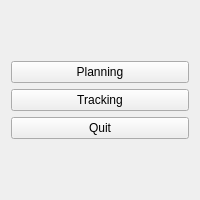
Old version of the form pomodorowidget.ui in the repository Ajiperuyellow/pomodoro.
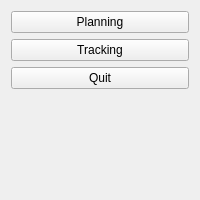
New version of the form.

Patch:
```diff
--- a/pomodorowidget.ui
+++ b/pomodorowidget.ui
@@ -37,6 +37,13 @@
        </property>
       </widget>
      </item>
+     <item>
+      <widget class="QLabel" name="image_label">
+       <property name="text">
+        <string/>
+       </property>
+      </widget>
+     </item>
     </layout>
    </item>
   </layout>
```
